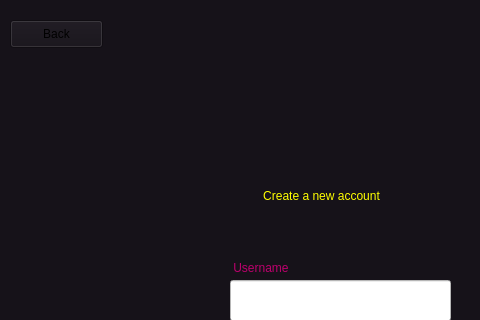
Qt form IHM/account.ui (enst-abstention/votes-alternatifs) before a commit; both pictures show x 0 to 480 and y 0 to 320 of the 633 by 764 pixel window.
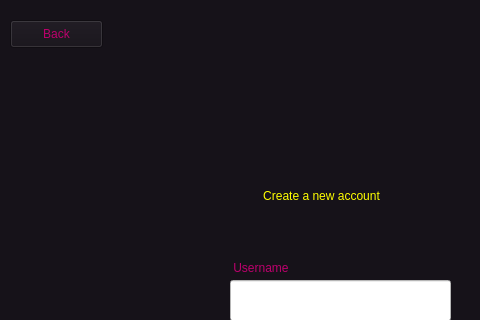
The same form after that commit.

```diff
--- a/IHM/account.ui
+++ b/IHM/account.ui
@@ -230,6 +230,12 @@
       <height>28</height>
      </rect>
     </property>
+    <property name="styleSheet">
+     <string notr="true">font: 8pt &quot;Kristen ITC&quot;;
+color: rgb(188, 0, 108);
+font: 8pt &quot;Kristen ITC&quot;;
+</string>
+    </property>
     <property name="text">
      <string>Back</string>
     </property>
```
Left out of the diff: 3 changed lines with no effect on the pictures.
